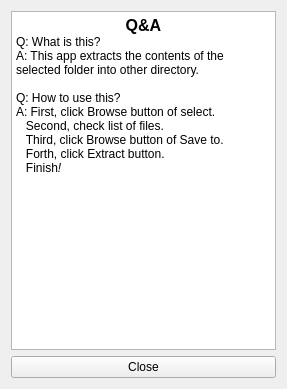
This is help.ui in Lyuhitto/extracting_files_from_dir as Qt 5 draws it before an edit. The edited form follows.
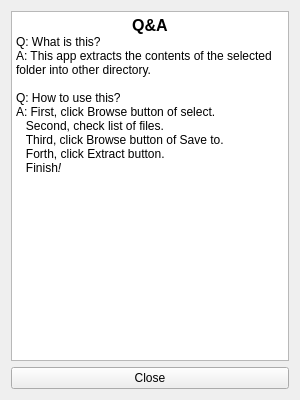
This is the edited form.

Commit message:
Modify window size and name
Modify window size and name.

What changed in the file:
```diff
--- a/help.ui
+++ b/help.ui
@@ -6,8 +6,8 @@
    <rect>
     <x>0</x>
     <y>0</y>
-    <width>287</width>
-    <height>389</height>
+    <width>300</width>
+    <height>400</height>
    </rect>
   </property>
   <property name="windowTitle">
```
Left out of the diff: 2 changed lines with no effect on the pictures. The commit also changes 4 other files.
